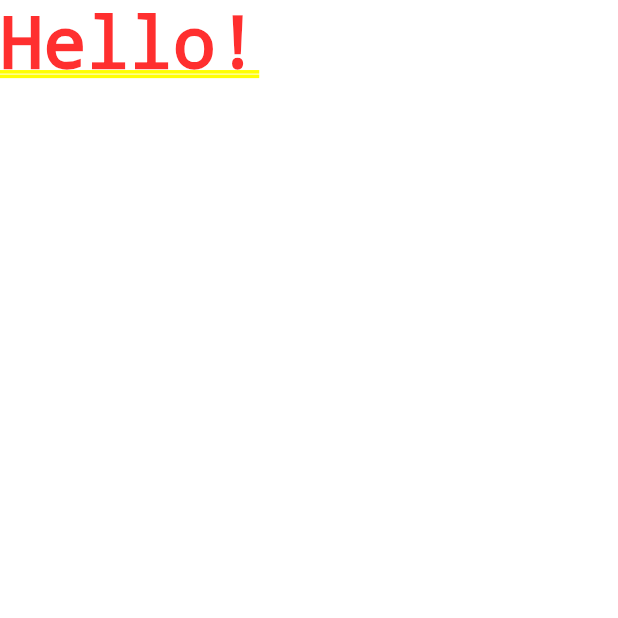
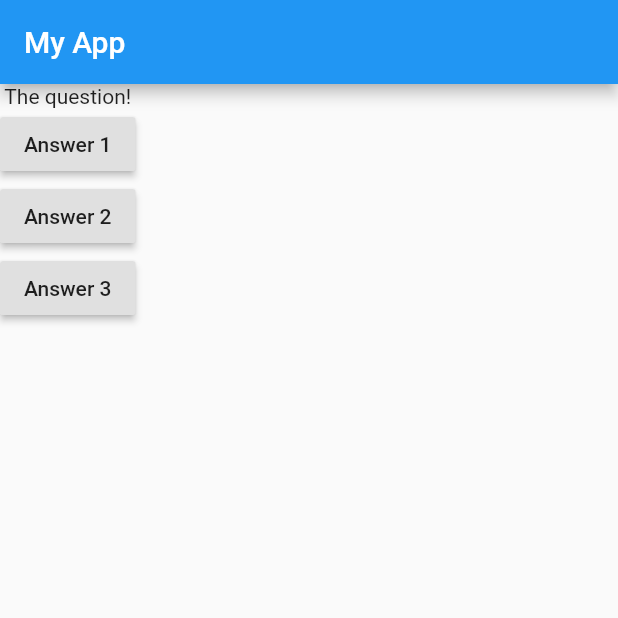
Before and after one commit to rodrigo196/flutter-course, a Flutter app: the screen it shows after launch, on a phone screen of 412 x 824 dp, the top half of it. Run offline on Flutter 3.47's test engine with Material 2 defaults, Android fonts, the phone set to English and light mode, and no system bars.

Commit message:
Functions to bottoms.

```diff
--- a/flutter_complete_guide/lib/main.dart
+++ b/flutter_complete_guide/lib/main.dart
@@ -1,16 +1,44 @@
+import 'package:flutter/cupertino.dart';
 import 'package:flutter/material.dart';
-
-//void main(){
-// runApp(MyApp());
-//}
 
 void main() => runApp(MyApp());
 
 class MyApp extends StatelessWidget {
 
+  void answerQuestion() {
+    print("Answer choosen!");
+  }
+
   @override
   Widget build(BuildContext context) {
-    return MaterialApp(home: Text('Hello!'),);
+    var questions = [
+      'What\'s your favorite color?',
+      'What\'s your favorite animal?'
+    ];
+
+    return MaterialApp(
+      home: Scaffold(
+        appBar: AppBar(
+          title: Text("My App"),
+        ),
+        body: Column(
+          children: <Widget>[
+            Text('The question!'),
+            RaisedButton(
+              child: Text("Answer 1"), onPressed: answerQuestion,
+            ),
+            RaisedButton(
+              child: Text("Answer 2"),
+              onPressed: () => print("Answer 2 choosen!"),
+            ),
+            RaisedButton(
+              child: Text("Answer 3"), onPressed: () {
+              print("Answer 3 choosen!");
+            },
+            ),
+          ],
+        ),
+      ),
+    );
   }
-
 }
```
